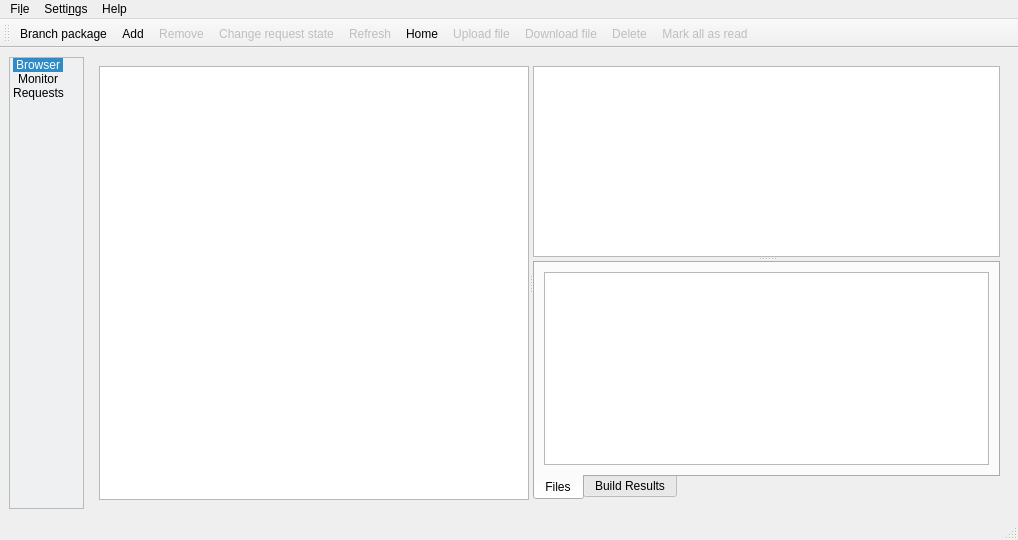
javierllorente/qactus, file src/gui/mainwindow.ui: the form before one commit.
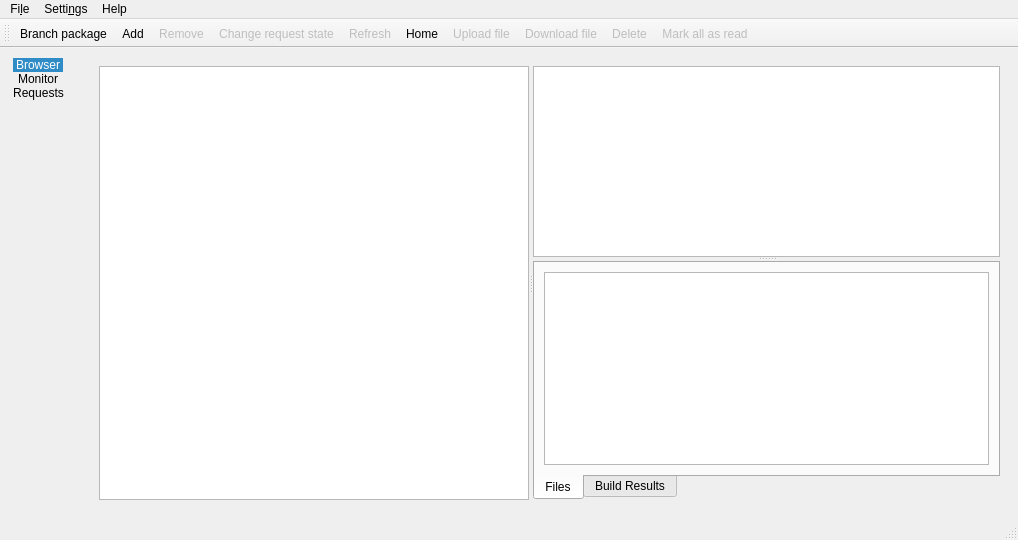
The form after the commit. Icons and pictures are not drawn. Custom widgets are drawn as their Qt base class.

Commit message: Set the background colour of the iconBar to transparent

Diff of the .ui file:
```diff
--- a/src/gui/mainwindow.ui
+++ b/src/gui/mainwindow.ui
@@ -34,7 +34,7 @@
        </size>
       </property>
       <property name="styleSheet">
-       <string notr="true">background-color: rgb(239, 240, 241);</string>
+       <string notr="true">background-color: transparent;</string>
       </property>
       <property name="flow">
        <enum>QListView::TopToBottom</enum>
```
